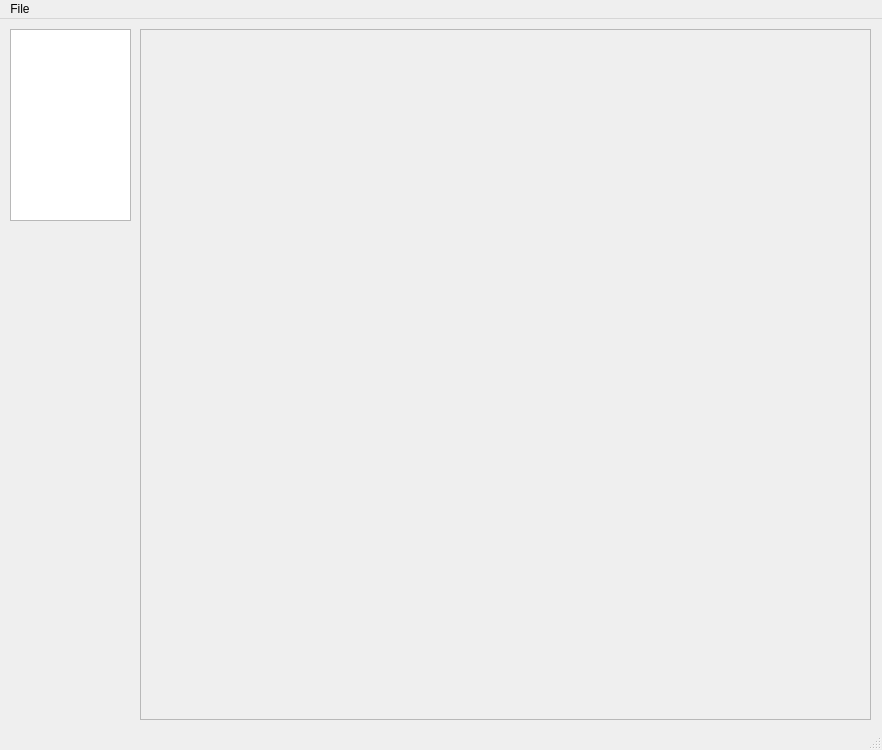
This is gui_designer/ideas4all_city_simulator_gui.ui in onaycan/3dCity_LOD1_rep as Qt 5 draws it before an edit. The edited form follows.
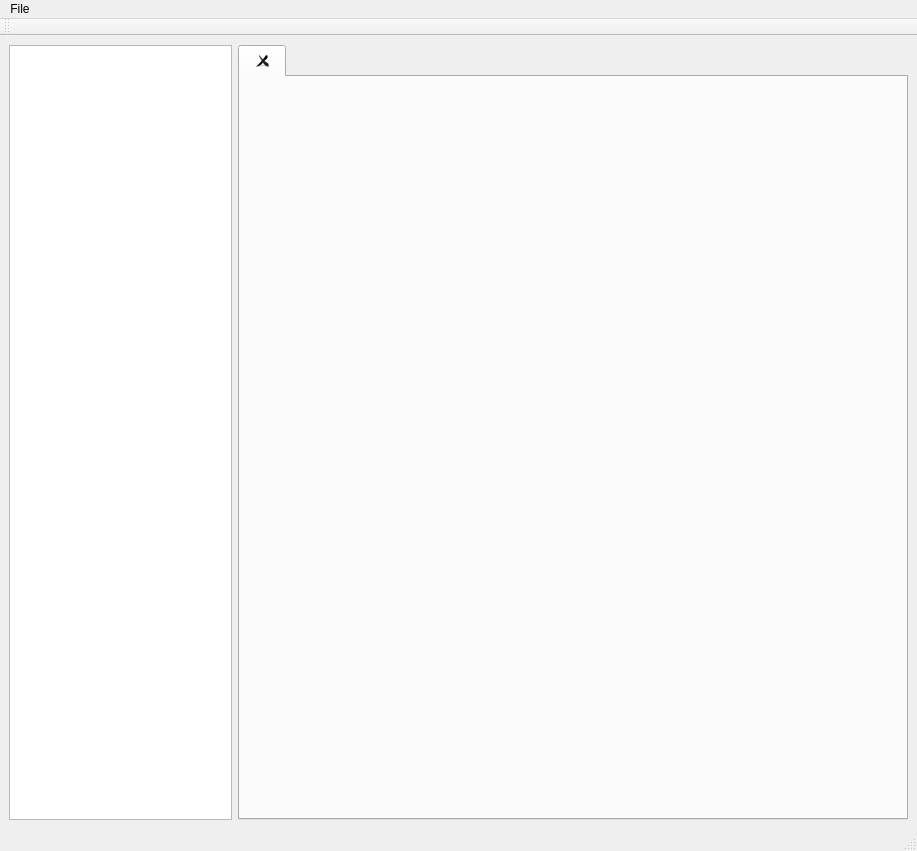
This is the edited form.

Patch:
```diff
--- a/gui_designer/ideas4all_city_simulator_gui.ui
+++ b/gui_designer/ideas4all_city_simulator_gui.ui
@@ -6,58 +6,81 @@
    <rect>
     <x>0</x>
     <y>0</y>
-    <width>882</width>
-    <height>750</height>
+    <width>917</width>
+    <height>851</height>
    </rect>
   </property>
+  <property name="sizePolicy">
+   <sizepolicy hsizetype="Ignored" vsizetype="Ignored">
+    <horstretch>0</horstretch>
+    <verstretch>0</verstretch>
+   </sizepolicy>
+  </property>
   <property name="windowTitle">
    <string>MainWindow</string>
   </property>
   <widget class="QWidget" name="centralwidget">
-   <widget class="QTreeView" name="treeView">
-    <property name="geometry">
-     <rect>
-      <x>10</x>
-      <y>10</y>
-      <width>121</width>
-      <height>192</height>
-     </rect>
-    </property>
-   </widget>
-   <widget class="QFrame" name="frame">
-    <property name="geometry">
-     <rect>
-      <x>140</x>
-      <y>10</y>
-      <width>731</width>
-      <height>691</height>
-     </rect>
-    </property>
-    <property name="frameShape">
-     <enum>QFrame::StyledPanel</enum>
-    </property>
-    <property name="frameShadow">
-     <enum>QFrame::Raised</enum>
-    </property>
-    <widget class="QWidget" name="verticalLayoutWidget">
-     <property name="geometry">
-      <rect>
-       <x>0</x>
-       <y>0</y>
-       <width>721</width>
-       <height>681</height>
-      </rect>
-     </property>
-     <layout class="QVBoxLayout" name="verticalLayout"/>
-    </widget>
-   </widget>
+   <property name="sizePolicy">
+    <sizepolicy hsizetype="MinimumExpanding" vsizetype="MinimumExpanding">
+     <horstretch>3</horstretch>
+     <verstretch>3</verstretch>
+    </sizepolicy>
+   </property>
+   <layout class="QHBoxLayout" name="horizontalLayout_2">
+    <item>
+     <widget class="QTreeView" name="treeView">
+      <property name="sizePolicy">
+       <sizepolicy hsizetype="Expanding" vsizetype="Expanding">
+        <horstretch>2</horstretch>
+        <verstretch>0</verstretch>
+       </sizepolicy>
+      </property>
+     </widget>
+    </item>
+    <item>
+     <widget class="QTabWidget" name="tabWidget">
+      <property name="sizePolicy">
+       <sizepolicy hsizetype="Expanding" vsizetype="Expanding">
+        <horstretch>6</horstretch>
+        <verstretch>0</verstretch>
+       </sizepolicy>
+      </property>
+      <property name="tabsClosable">
+       <bool>true</bool>
+      </property>
+      <property name="movable">
+       <bool>true</bool>
+      </property>
+      <widget class="QWidget" name="tabWidget_2" native="true">
+       <property name="sizePolicy">
+        <sizepolicy hsizetype="Expanding" vsizetype="Expanding">
+         <horstretch>0</horstretch>
+         <verstretch>0</verstretch>
+        </sizepolicy>
+       </property>
+       <attribute name="title">
+        <string/>
+       </attribute>
+       <layout class="QHBoxLayout" name="horizontalLayout">
+        <item>
+         <layout class="QVBoxLayout" name="verticalLayout">
+          <property name="sizeConstraint">
+           <enum>QLayout::SetNoConstraint</enum>
+          </property>
+         </layout>
+        </item>
+       </layout>
+      </widget>
+     </widget>
+    </item>
+   </layout>
   </widget>
   <widget class="QMenuBar" name="menubar">
    <property name="geometry">
     <rect>
      <x>0</x>
      <y>0</y>
-     <width>882</width>
+     <width>917</width>
      <height>21</height>
     </rect>
    </property>
@@ -70,6 +93,17 @@
    <addaction name="menusome"/>
   </widget>
   <widget class="QStatusBar" name="statusbar"/>
+  <widget class="QToolBar" name="toolBar">
+   <property name="windowTitle">
+    <string>toolBar</string>
+   </property>
+   <attribute name="toolBarArea">
+    <enum>TopToolBarArea</enum>
+   </attribute>
+   <attribute name="toolBarBreak">
+    <bool>false</bool>
+   </attribute>
+  </widget>
   <action name="actionopen">
    <property name="text">
     <string>open</string>
```
